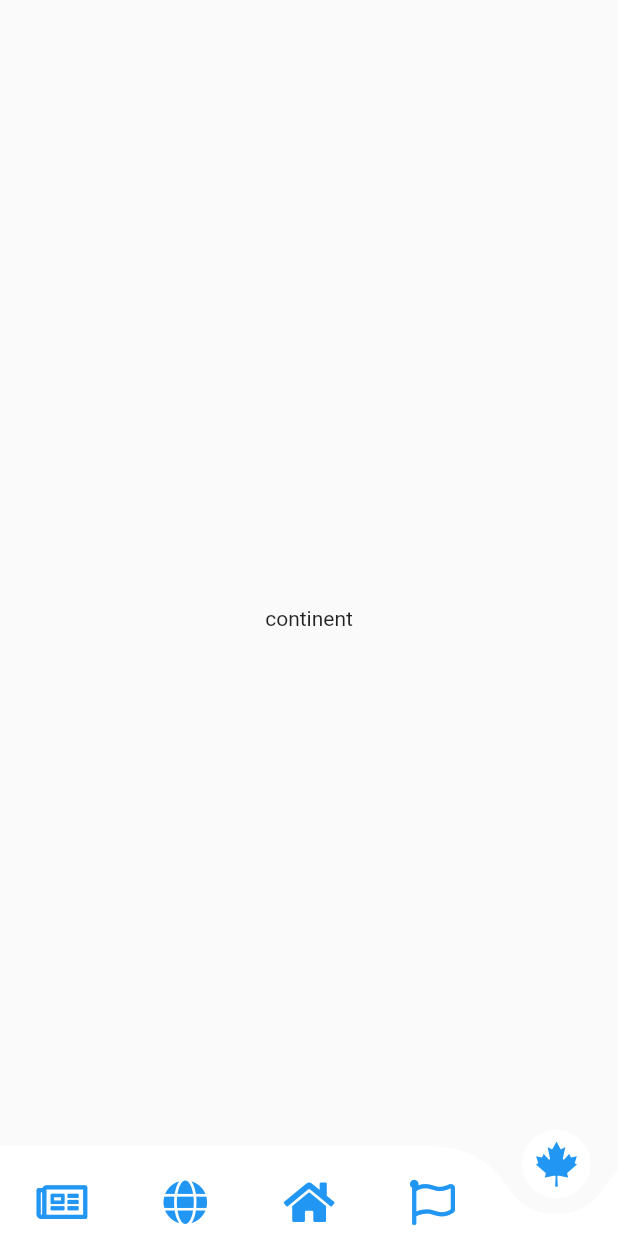
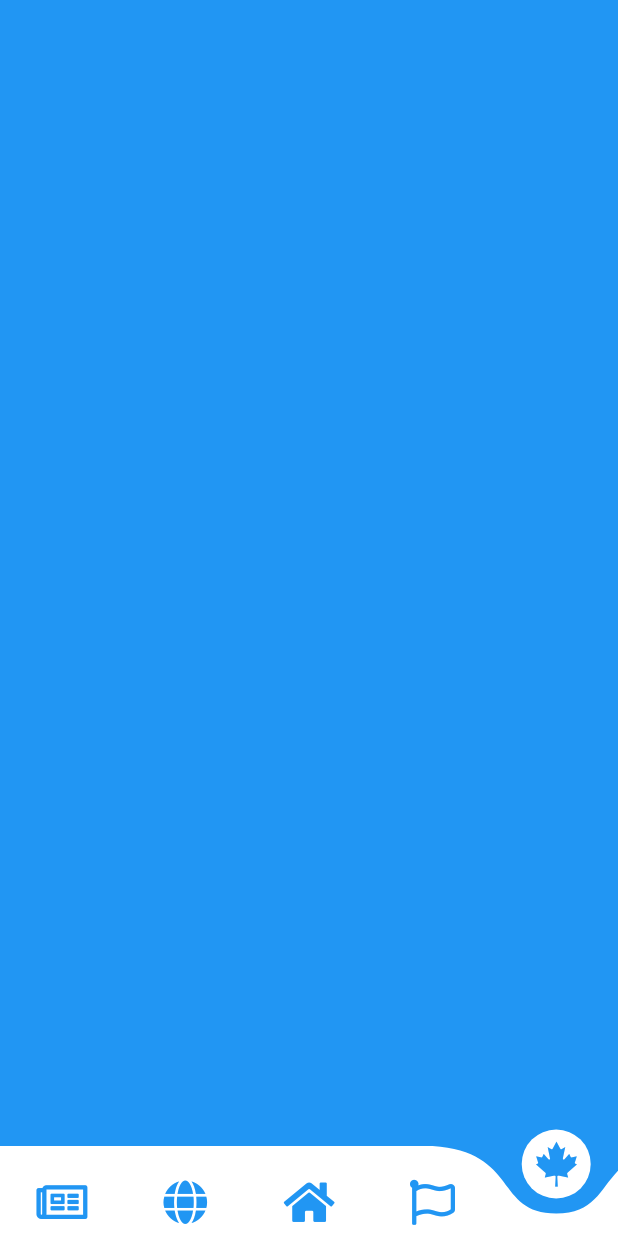
Before and after one commit to AhmetOcak/COVID19-APP, a Flutter app: the screen it shows after launch, item 5 of the bottom bar chosen, on a phone screen of 412 x 824 dp. Run offline on Flutter 3.47's test engine with Material 2 defaults, Android fonts, the phone set to English and light mode, and no system bars; drawn by our look-alikes of curved_navigation_bar; our stand-ins replace flutter_svg, font_awesome_flutter.

```diff
--- a/lib/views/continent_data_screen.dart
+++ b/lib/views/continent_data_screen.dart
@@ -1,3 +1,4 @@
+import 'package:covid19_app/constants/colors.dart';
 import 'package:flutter/material.dart';
 
 class ContinentDataScreen extends StatefulWidget {
@@ -10,8 +11,8 @@ class ContinentDataScreen extends StatefulWidget {
 class _ContinentDataScreenState extends State<ContinentDataScreen> {
   @override
   Widget build(BuildContext context) {
-    return Center(
-      child: Text('continent'),
+    return Scaffold(
+      backgroundColor: mainColor,
     );
   }
 }
--- a/lib/views/stay_home_screen.dart
+++ b/lib/views/stay_home_screen.dart
@@ -1,5 +1,3 @@
-import 'package:covid19_app/constants/curved_navbar_items.dart';
-import 'package:curved_navigation_bar/curved_navigation_bar.dart';
 import 'package:flutter/material.dart';
 import 'package:flutter_svg/flutter_svg.dart';
 
```
